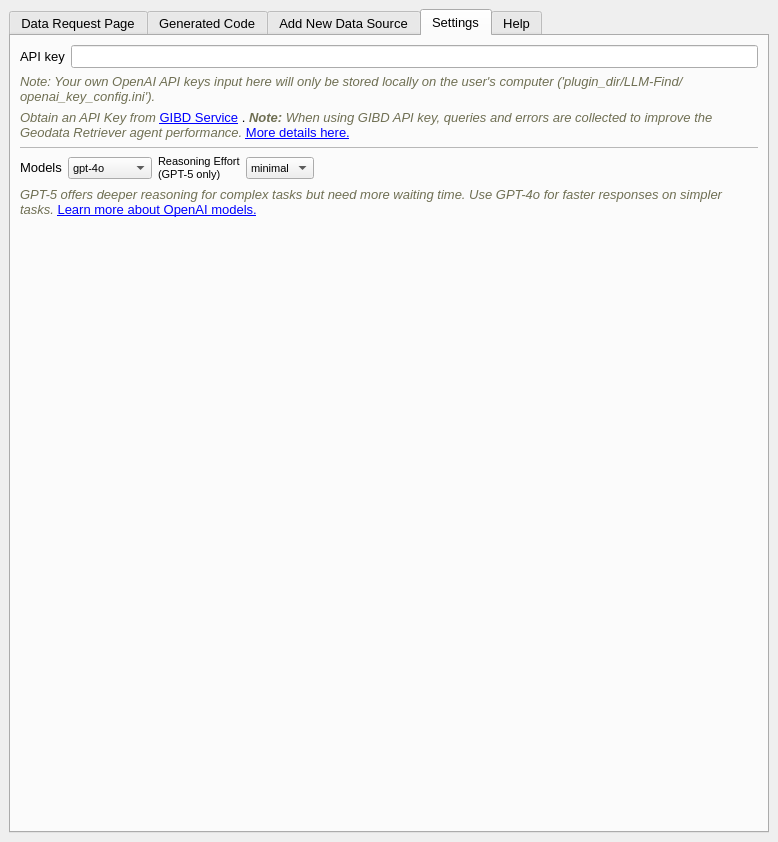
Qt form AGGRA_dockwidget_base.ui (Teakinboyewa/AutonomousGIS_GeodataRetrieverAgent) before a commit.
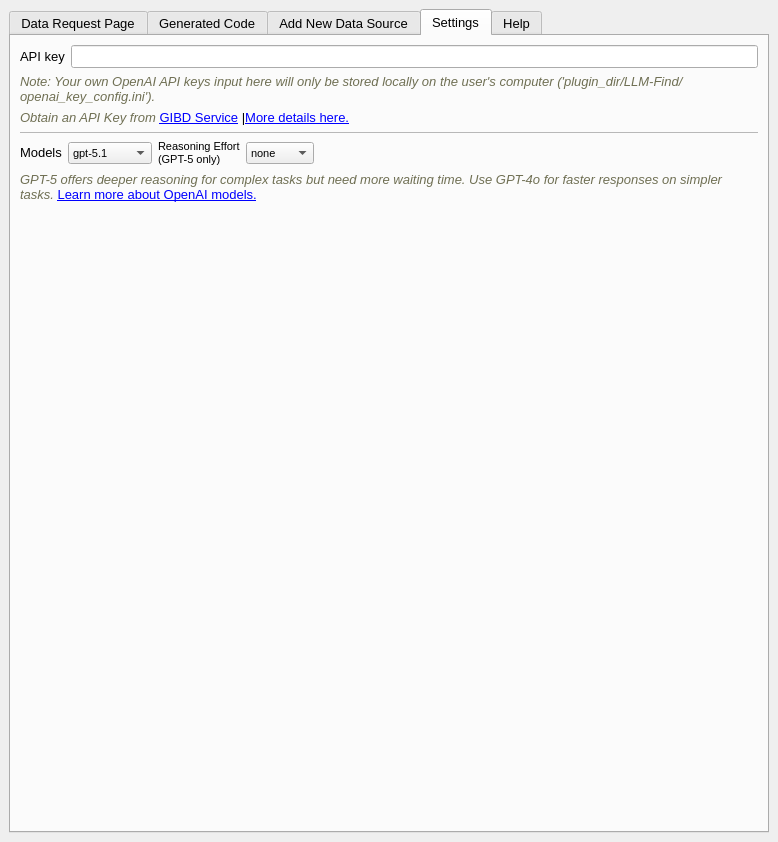
The same form after that commit. Icons and pictures are not drawn. Custom widgets are drawn as their Qt base class.

```diff
--- a/AGGRA_dockwidget_base.ui
+++ b/AGGRA_dockwidget_base.ui
@@ -916,7 +916,7 @@
         <item row="2" column="0" colspan="2">
          <widget class="QLabel" name="label_3">
           <property name="text">
-           <string>&lt;html&gt;&lt;head/&gt;&lt;body&gt;&lt;p&gt;&lt;span style=&quot; font-style:italic; color:#6f6f53;&quot;&gt;Obtain an API Key from &lt;/span&gt;&lt;a href=&quot;https://www.gibd.online/login&quot;&gt;&lt;span style=&quot; text-decoration: underline; color:#0000ff;&quot;&gt;GIBD Service&lt;/span&gt;&lt;/a&gt; . &lt;span style=&quot; font-weight:600; font-style:italic; color:#6f6f53;&quot;&gt;Note:&lt;/span&gt;&lt;span style=&quot; font-style:italic; color:#6f6f53;&quot;&gt; When using GIBD API key, queries and errors are collected to improve the Geodata Retriever agent performance. &lt;/span&gt;&lt;a href=&quot;https://github.com/Teakinboyewa/AutonomousGIS_GeodataRetrieverAgent/blob/master/GIBD%20Service.md&quot;&gt;&lt;span style=&quot; text-decoration: underline; color:#0000ff;&quot;&gt;More details here.&lt;/span&gt;&lt;/a&gt;&lt;/p&gt;&lt;/body&gt;&lt;/html&gt;</string>
+           <string>&lt;html&gt;&lt;head/&gt;&lt;body&gt;&lt;p&gt;&lt;span style=&quot; font-style:italic; color:#6f6f53;&quot;&gt;Obtain an API Key from &lt;/span&gt;&lt;a href=&quot;https://www.gibd.online/login&quot;&gt;&lt;span style=&quot; text-decoration: underline; color:#0000ff;&quot;&gt;GIBD Service&lt;/span&gt;&lt;/a&gt; |&lt;a href=&quot;https://github.com/Teakinboyewa/AutonomousGIS_GeodataRetrieverAgent/blob/master/GIBD%20Service.md&quot;&gt;&lt;span style=&quot; text-decoration: underline; color:#0000ff;&quot;&gt;More details here.&lt;/span&gt;&lt;/a&gt;&lt;/p&gt;&lt;/body&gt;&lt;/html&gt;</string>
           </property>
           <property name="wordWrap">
            <bool>true</bool>
@@ -985,6 +985,16 @@
               <pointsize>8</pointsize>
              </font>
             </property>
+            <item>
+             <property name="text">
+              <string>gpt-5.1</string>
+             </property>
+            </item>
+            <item>
+             <property name="text">
+              <string>gpt-5</string>
+             </property>
+            </item>
             <item>
              <property name="text">
               <string>gpt-4o</string>
@@ -1061,6 +1071,11 @@
               <pointsize>8</pointsize>
              </font>
             </property>
+            <item>
+             <property name="text">
+              <string>none</string>
+             </property>
+            </item>
             <item>
              <property name="text">
               <string>minimal</string>
```
Left out of the diff: 10 changed lines with no effect on the pictures.
